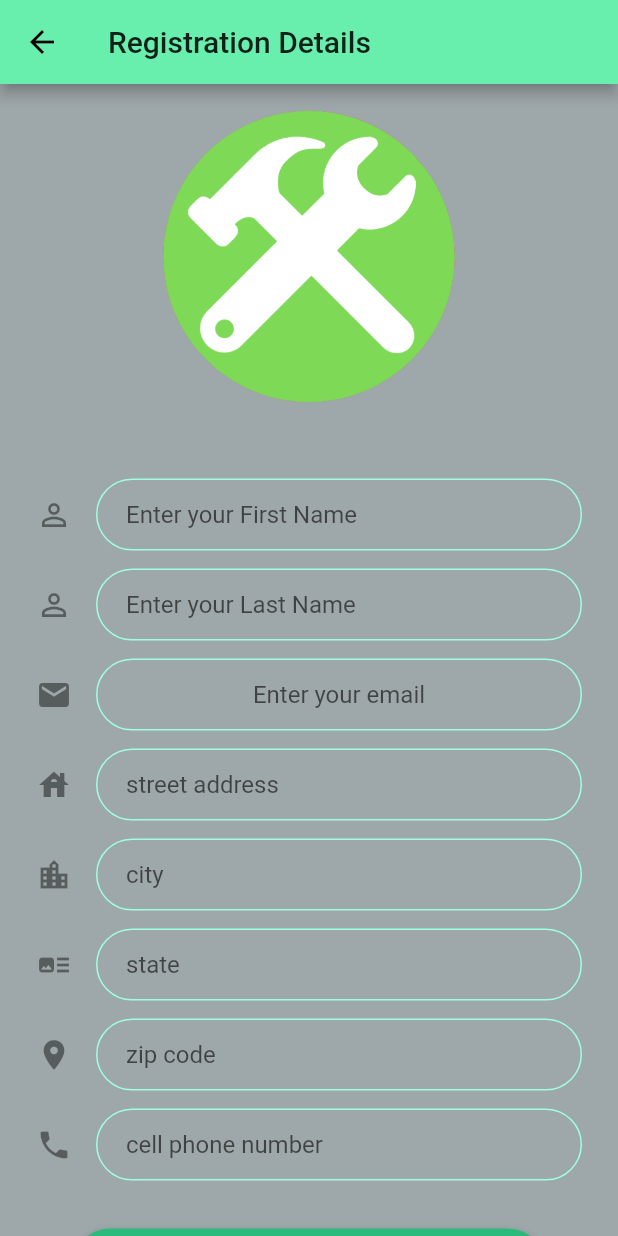
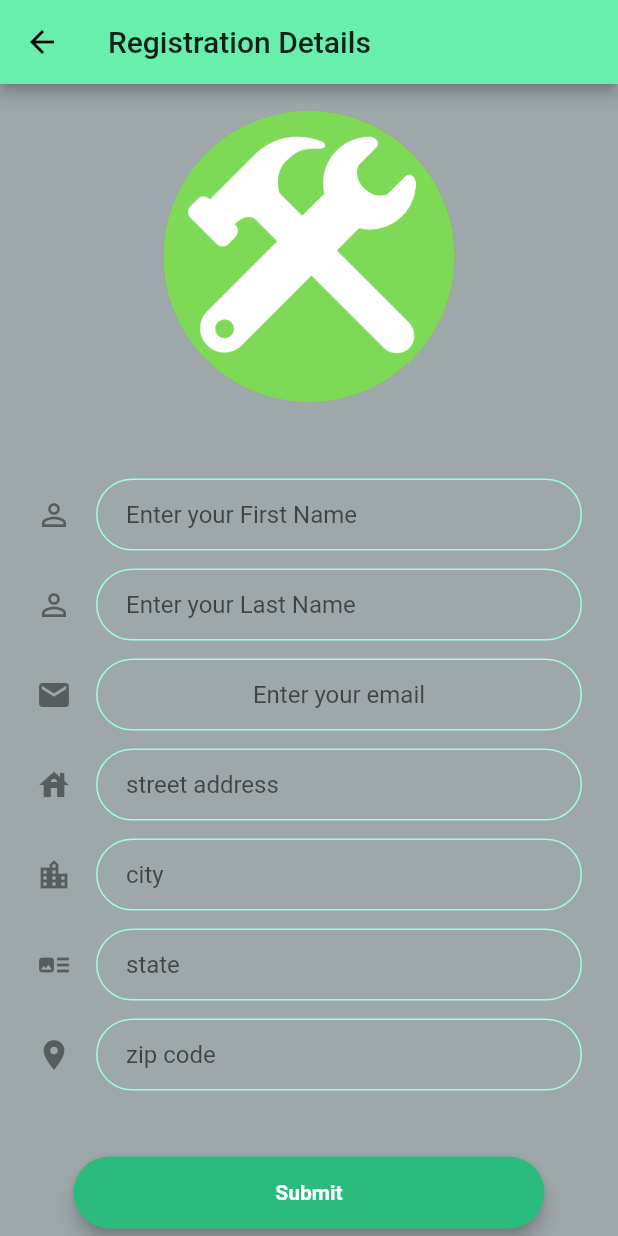
Before and after one commit to LuisDLF98/doers_app, a Flutter app: the RegistrationFormScreen screen opened directly with empty values, on a phone screen of 412 x 824 dp. Run offline on Flutter 3.47's test engine with Material 2 defaults, Android fonts, the phone set to English and light mode, and no system bars; our stand-ins replace animated_text_kit, charts_flutter, cloud_firestore, firebase_auth, firebase_core, geolocator and 3 more; missing offline and left inert: time_range_picker; accounts and stored records are empty.

Commit message:
delete phone number

```diff
--- a/lib/Screens/registration_form_screen.dart
+++ b/lib/Screens/registration_form_screen.dart
@@ -239,29 +239,6 @@ class _RegistrationFormScreenState extends State<RegistrationFormScreen> {
                 SizedBox(
                   height: 12.0,
                 ),
-                TextFormField(
-                  onChanged: (value) {
-                    //Do something with the user input.
-                    cellPhoneNumber = value;
-                  },
-                  decoration: InputDecoration(
-                    icon: Icon(Icons.phone),
-                    hintText: 'cell phone number',
-                    contentPadding:
-                        EdgeInsets.symmetric(vertical: 10.0, horizontal: 20.0),
-                    border: OutlineInputBorder(
-                      borderRadius: BorderRadius.all(Radius.circular(32.0)),
-                    ),
-                    enabledBorder: OutlineInputBorder(
-                      borderSide: BorderSide(color: color[50], width: 1.0),
-                      borderRadius: BorderRadius.all(Radius.circular(32.0)),
-                    ),
-                    focusedBorder: OutlineInputBorder(
-                      borderSide: BorderSide(color: color[100], width: 2.0),
-                      borderRadius: BorderRadius.all(Radius.circular(32.0)),
-                    ),
-                  ),
-                ),
                 Padding(
                   padding: const EdgeInsets.symmetric(
                       vertical: 16.0, horizontal: 25),
```
Also changed, not shown: lib/Screens/profile_screen.dart (+0 -19 lines).
